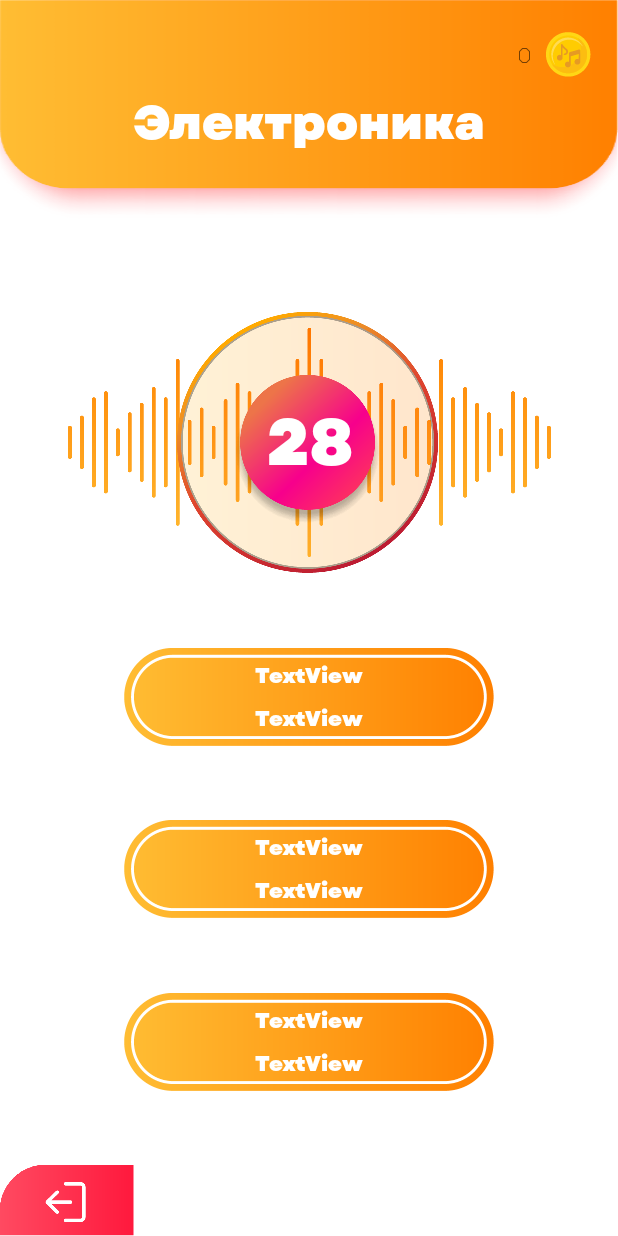
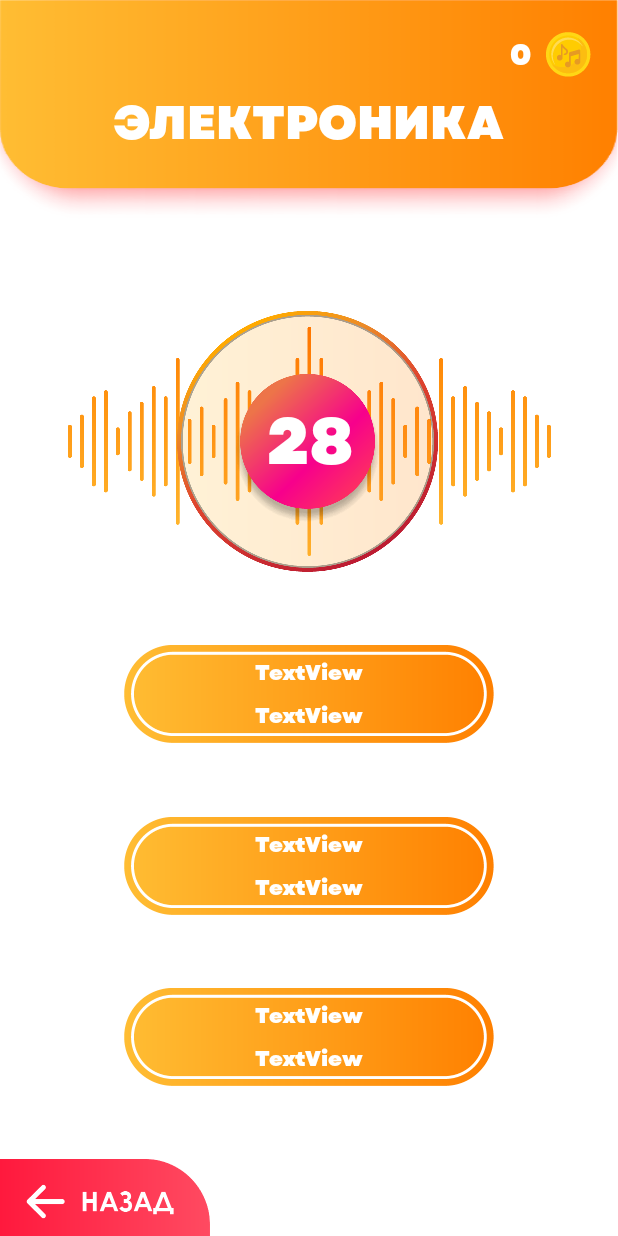
Before and after one commit to fakthereg/AndroidApp, an Android app: the fragment FragmentPlay placed in its activity, on a phone screen of 412 x 824 dp. Run offline under Robolectric (Android 15) with nearby library versions, the light colour scheme and no system bars; our stand-ins replace sdp/ssp sizes; 4 statements that could not run were skipped.

Commit message:
gradle update

```diff
--- a/app/src/main/java/com/example/myapplication/MainActivity.java
+++ b/app/src/main/java/com/example/myapplication/MainActivity.java
@@ -193,8 +193,6 @@
         } else if (button.getId() == R.id.bottom_panel_exit) {
             showExitDialog();
 
-        } else if (button.getId() == R.id.imageButtonPlayBack) {
-            fragmentTransaction.replace(R.id.container, FragmentPanels.getInstance()).replace(R.id.panels_container, new FragmentCategory()).commit();
         }
     }
 
--- a/app/src/main/java/com/example/myapplication/ui/main/fragments/FragmentPlay.java
+++ b/app/src/main/java/com/example/myapplication/ui/main/fragments/FragmentPlay.java
@@ -6,6 +6,7 @@
 import android.view.LayoutInflater;
 import android.view.View;
 import android.view.ViewGroup;
+import android.widget.ImageButton;
 import android.widget.ImageView;
 import android.widget.TextView;
 import android.widget.Toast;
@@ -42,6 +43,7 @@
     private ImageView imageViewBackground3;
     private TextView textViewArtist3;
     private TextView textViewTitle3;
+    private ImageButton imageButtonBack;
 
     private JSONArray songs;
     private JSONObject songToGuess;
@@ -76,6 +78,8 @@
         imageViewBackground3 = view.findViewById(R.id.imageViewPlaySongBackground3);
         textViewArtist3 = view.findViewById(R.id.textViewPlaySongArtist3);
         textViewTitle3 = view.findViewById(R.id.textViewPlaySongTitle3);
+        imageButtonBack = view.findViewById(R.id.imageButtonPlayBack);
+        imageButtonBack.setOnClickListener(this);
         imageViewBackground1.setOnClickListener(this);
         imageViewBackground2.setOnClickListener(this);
         imageViewBackground3.setOnClickListener(this);
@@ -98,7 +102,7 @@
         imageViewAvatar.setImageResource(User.avatar);
         textViewUsername.setText(User.name);
         textViewScore.setText(String.valueOf(User.score));
-        textViewCategory.setText(StaticData.getChosenCategory());
+        textViewCategory.setText(StaticData.getChosenCategory().toUpperCase());
         songs = StaticData.songsInCategory;
         try {
             correctIndex = (int) (Math.random() * songs.length());
@@ -162,11 +166,14 @@
 
     @Override
     public void onClick(View view) {
+        timer.cancel();
+        if (view.getId() == R.id.imageButtonPlayBack){
+            getFragmentManager().beginTransaction().replace(R.id.container, FragmentPanels.getInstance()).replace(R.id.panels_container, new FragmentCategory()).commit();
+        }
         //TODO добавить сыгранную песню в список к пользователю (сразу на сервер или пока локально?)
         NetworkUtils.ConnectPostTask addToPlayed = new NetworkUtils.ConnectPostTask();
         addToPlayed.execute(StaticData.URL_REST_BASE_USERS + User.name + StaticData.URL_USER_ADD_TO_PLAYED_FILE, songToGuess.toString());
         StaticData.answered = true;
-        timer.cancel();
         //TODO add scores    , play youwin sound, wait 1 sec Thread.sleep not working?
         if (view.getId() == R.id.imageViewPlaySongBackground1) {
             StaticData.chosenSongArtist = textViewArtist1.getText().toString();
--- a/app/src/main/res/layout/fragment_answer.xml
+++ b/app/src/main/res/layout/fragment_answer.xml
@@ -53,7 +53,7 @@
 
     <ImageView
         android:id="@+id/imageViewAnswerAvatar"
-        android:layout_width="42dp"
+        android:layout_width="36dp"
         android:layout_height="36dp"
         android:layout_marginStart="18dp"
         android:layout_marginTop="18dp"
--- a/app/src/main/res/layout/fragment_play.xml
+++ b/app/src/main/res/layout/fragment_play.xml
@@ -17,7 +17,7 @@
 
     <ImageView
         android:id="@+id/imageViewPlayAvatar"
-        android:layout_width="42dp"
+        android:layout_width="36dp"
         android:layout_height="36dp"
         android:layout_marginStart="18dp"
         android:layout_marginLeft="18dp"
@@ -34,6 +34,8 @@
         android:layout_marginLeft="10dp"
         android:fontFamily="@font/garetheavy"
         android:text="TextView"
+        android:textColor="#FFFFFF"
+        android:textSize="20sp"
         app:layout_constraintBottom_toBottomOf="@+id/imageViewPlayAvatar"
         app:layout_constraintStart_toEndOf="@+id/imageViewPlayAvatar"
         app:layout_constraintTop_toTopOf="@+id/imageViewPlayAvatar" />
@@ -55,8 +57,10 @@
         android:layout_height="wrap_content"
         android:layout_marginEnd="10dp"
         android:layout_marginRight="10dp"
-        android:fontFamily="@font/gothic"
+        android:fontFamily="@font/garetheavy"
         android:text="TextView"
+        android:textColor="#FFFFFF"
+        android:textSize="20sp"
         app:layout_constraintBottom_toBottomOf="@+id/imageView9"
         app:layout_constraintEnd_toStartOf="@+id/imageView9"
         app:layout_constraintTop_toTopOf="@+id/imageView9" />
@@ -206,10 +210,10 @@
         android:layout_width="wrap_content"
         android:layout_height="wrap_content"
         android:background="@color/white"
-        android:onClick="buttonClick"
+        android:onClick="onClick"
         app:layout_constraintBottom_toBottomOf="parent"
         app:layout_constraintStart_toStartOf="parent"
-        app:srcCompat="@drawable/play_back_button" />
+        app:srcCompat="@drawable/prev_button" />
 
     <TextView
         android:id="@+id/textViewPlayTimer"
```
